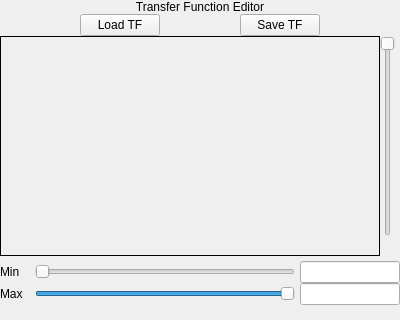
StasJ/vapor-formatted, file apps/vaporgui/TFWidgetGUI.ui: the form before one commit; both pictures show x 0 to 400 and y 0 to 320 of the 400 by 690 pixel window.
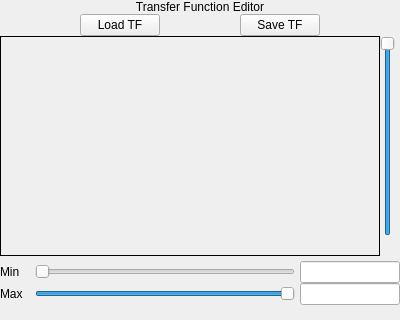
The form after the commit. Custom widgets are drawn as their Qt base class.

Commit message: Implemented Transfer Function Widget opacity slider functionality

What changed in the file:
```diff
--- a/apps/vaporgui/TFWidgetGUI.ui
+++ b/apps/vaporgui/TFWidgetGUI.ui
@@ -209,14 +209,17 @@
        </property>
        <item>
         <widget class="QSlider" name="opacitySlider">
+         <property name="enabled">
+          <bool>true</bool>
+         </property>
          <property name="toolTip">
           <string>Scale Opacity Values</string>
          </property>
          <property name="maximum">
-          <number>256</number>
+          <number>100</number>
          </property>
          <property name="value">
-          <number>0</number>
+          <number>100</number>
          </property>
          <property name="tracking">
           <bool>false</bool>
@@ -225,7 +228,10 @@
           <enum>Qt::Vertical</enum>
          </property>
          <property name="invertedAppearance">
-          <bool>true</bool>
+          <bool>false</bool>
+         </property>
+         <property name="invertedControls">
+          <bool>false</bool>
          </property>
         </widget>
        </item>
```
The commit also changes 2 other files.
